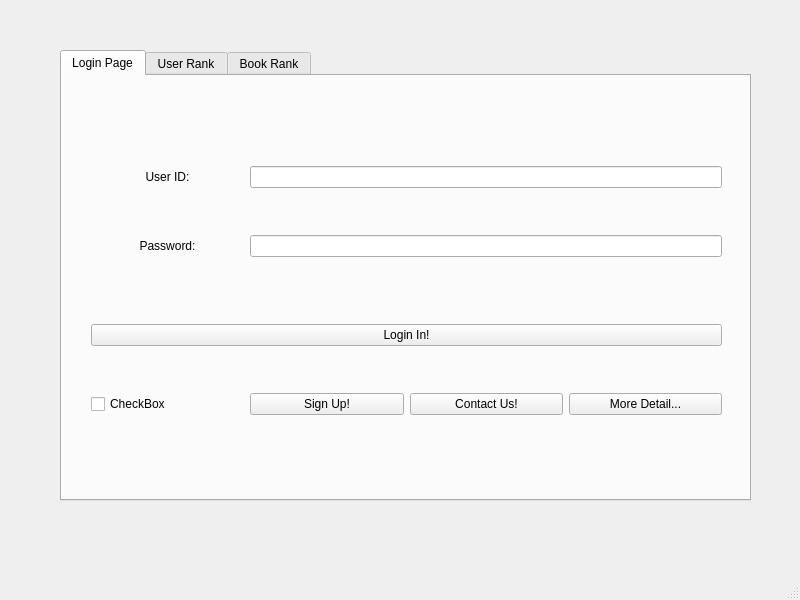
Old version of the form Window_Classes/MainWindow/MainWindow_Login.ui in the repository interval-package/Library_Manage_System.
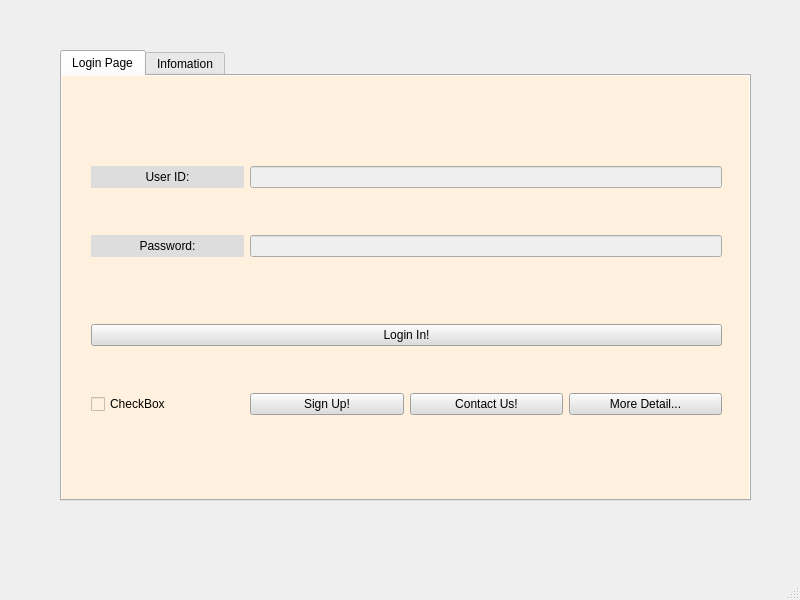
New version of the form. Icons and pictures are not drawn.

Patch:
```diff
--- a/Window_Classes/MainWindow/MainWindow_Login.ui
+++ b/Window_Classes/MainWindow/MainWindow_Login.ui
@@ -11,7 +11,14 @@
    </rect>
   </property>
   <property name="windowTitle">
-   <string>MainWindow</string>
+   <string>Library Manage System by Zza</string>
+  </property>
+  <property name="windowIcon">
+   <iconset>
+    <normaloff>../../images/icon_music.png</normaloff>../../images/icon_music.png</iconset>
+  </property>
+  <property name="styleSheet">
+   <string notr="true"/>
   </property>
   <widget class="QWidget" name="centralwidget">
    <widget class="QWidget" name="gridLayoutWidget">
@@ -41,7 +48,10 @@
        <property name="currentIndex">
         <number>0</number>
        </property>
-       <widget class="QWidget" name="tab">
+       <widget class="QWidget" name="Login_tab">
+        <property name="styleSheet">
+         <string notr="true">background-color: rgb(255, 241, 221);</string>
+        </property>
         <attribute name="title">
          <string>Login Page</string>
         </attribute>
@@ -68,17 +78,28 @@
            <number>30</number>
           </property>
           <item row="1" column="1" colspan="3">
-           <widget class="QLineEdit" name="lineEdit"/>
+           <widget class="QLineEdit" name="lineEdit">
+            <property name="styleSheet">
+             <string notr="true">background-color: rgb(239, 239, 239);</string>
+            </property>
+           </widget>
           </item>
           <item row="5" column="2">
            <widget class="QPushButton" name="ContactUsButton">
+            <property name="styleSheet">
+             <string notr="true">background-color: rgb(221, 221, 221);</string>
+            </property>
             <property name="text">
              <string>Contact Us!</string>
             </property>
            </widget>
           </item>
           <item row="2" column="1" colspan="3">
-           <widget class="QLineEdit" name="lineEdit_2"/>
+           <widget class="QLineEdit" name="lineEdit_2">
+            <property name="styleSheet">
+             <string notr="true">background-color: rgb(239, 239, 239);</string>
+            </property>
+           </widget>
           </item>
           <item row="3" column="0" colspan="4">
            <spacer name="horizontalSpacer">
@@ -102,6 +123,9 @@
           </item>
           <item row="4" column="0" colspan="4">
            <widget class="QPushButton" name="LoginButton">
+            <property name="styleSheet">
+             <string notr="true">background-color: rgb(221, 221, 221);</string>
+            </property>
             <property name="text">
              <string>Login In!</string>
             </property>
@@ -109,6 +133,9 @@
           </item>
           <item row="1" column="0">
            <widget class="QLabel" name="UserIdInputBox">
+            <property name="styleSheet">
+             <string notr="true">background-color: rgb(221, 221, 221);</string>
+            </property>
             <property name="text">
              <string>User ID:</string>
             </property>
@@ -119,6 +146,9 @@
           </item>
           <item row="2" column="0">
            <widget class="QLabel" name="UserPasswordInputBox">
+            <property name="styleSheet">
+             <string notr="true">background-color: rgb(221, 221, 221);</string>
+            </property>
             <property name="text">
              <string>Password:</string>
             </property>
@@ -129,6 +159,9 @@
           </item>
           <item row="5" column="3">
            <widget class="QPushButton" name="MoreDetailButton">
+            <property name="styleSheet">
+             <string notr="true">background-color: rgb(221, 221, 221);</string>
+            </property>
             <property name="text">
              <string>More Detail...</string>
             </property>
@@ -149,6 +182,9 @@
           </item>
           <item row="5" column="1">
            <widget class="QPushButton" name="SignUpButton">
+            <property name="styleSheet">
+             <string notr="true">background-color: rgb(221, 221, 221);</string>
+            </property>
             <property name="text">
              <string>Sign Up!</string>
             </property>
@@ -172,12 +208,7 @@
        </widget>
        <widget class="QWidget" name="tab_2">
         <attribute name="title">
-         <string>User Rank</string>
-        </attribute>
-       </widget>
-       <widget class="QWidget" name="tab_3">
-        <attribute name="title">
-         <string>Book Rank</string>
+         <string>Infomation</string>
         </attribute>
        </widget>
       </widget>
```
Left out of the diff: 8 changed lines with no effect on the pictures.
